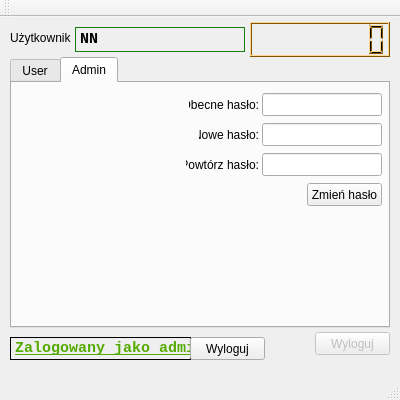
Before: the Qt Designer form timeguard.ui in byebye/TimeGuard, drawn with Qt 5.
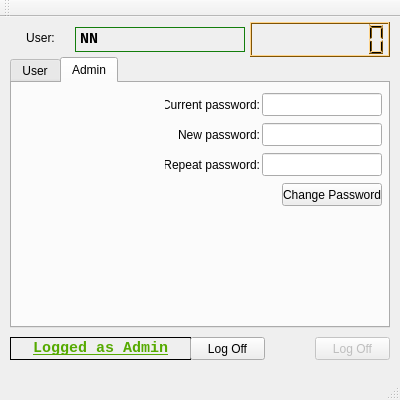
After: the same form once the commit is applied. The open tabs and pages were chosen to show the change. Custom widgets are drawn as their Qt base class.

What changed in the file:
```diff
--- a/timeguard.ui
+++ b/timeguard.ui
@@ -30,13 +30,13 @@
     <property name="geometry">
      <rect>
       <x>315</x>
-      <y>315</y>
+      <y>320</y>
       <width>75</width>
       <height>23</height>
      </rect>
     </property>
     <property name="text">
-     <string>Wyloguj</string>
+     <string>Log Off</string>
     </property>
     <property name="flat">
      <bool>false</bool>
@@ -52,7 +52,10 @@
      </rect>
     </property>
     <property name="text">
-     <string>Użytkownik:</string>
+     <string>User:</string>
+    </property>
+    <property name="alignment">
+     <set>Qt::AlignCenter</set>
     </property>
    </widget>
    <widget class="Timer" name="timerLCD">
@@ -966,14 +969,14 @@
      <widget class="QPushButton" name="changePasswordButton">
       <property name="geometry">
        <rect>
-        <x>295</x>
+        <x>270</x>
         <y>100</y>
-        <width>75</width>
+        <width>100</width>
         <height>23</height>
        </rect>
       </property>
       <property name="text">
-       <string>Zmień hasło</string>
+       <string>Change Password</string>
       </property>
      </widget>
      <widget class="QLineEdit" name="currentPasswordField">
@@ -1018,14 +1021,14 @@
      <widget class="QLabel" name="currentPasswordLabel">
       <property name="geometry">
        <rect>
-        <x>177</x>
+        <x>153</x>
         <y>10</y>
-        <width>70</width>
+        <width>95</width>
         <height>23</height>
        </rect>
       </property>
       <property name="text">
-       <string>Obecne hasło:</string>
+       <string>Current password:</string>
       </property>
       <property name="alignment">
        <set>Qt::AlignRight|Qt::AlignTrailing|Qt::AlignVCenter</set>
@@ -1034,14 +1037,14 @@
      <widget class="QLabel" name="newPasswordLabel">
       <property name="geometry">
        <rect>
-        <x>187</x>
+        <x>153</x>
         <y>40</y>
-        <width>60</width>
+        <width>95</width>
         <height>23</height>
        </rect>
       </property>
       <property name="text">
-       <string>Nowe hasło:</string>
+       <string>New password:</string>
       </property>
       <property name="alignment">
        <set>Qt::AlignRight|Qt::AlignTrailing|Qt::AlignVCenter</set>
@@ -1050,14 +1053,14 @@
      <widget class="QLabel" name="newPasswordRepeatLabel">
       <property name="geometry">
        <rect>
-        <x>174</x>
+        <x>153</x>
         <y>70</y>
-        <width>73</width>
+        <width>95</width>
         <height>23</height>
        </rect>
       </property>
       <property name="text">
-       <string>Powtórz hasło:</string>
+       <string>Repeat password:</string>
       </property>
       <property name="alignment">
        <set>Qt::AlignRight|Qt::AlignTrailing|Qt::AlignVCenter</set>
@@ -1093,11 +1096,14 @@
      <number>0</number>
     </property>
     <property name="text">
-     <string>&lt;html&gt;&lt;head/&gt;&lt;body&gt;&lt;p&gt;&lt;span style=&quot; font-size:11pt; font-weight:600; text-decoration: underline; color:#55aa00;&quot;&gt;Zalogowany jako admin&lt;/span&gt;&lt;/p&gt;&lt;/body&gt;&lt;/html&gt;</string>
+     <string>&lt;html&gt;&lt;head/&gt;&lt;body&gt;&lt;p&gt;&lt;span style=&quot; font-size:11pt; font-weight:600; text-decoration: underline; color:#55aa00;&quot;&gt;Logged as Admin&lt;/span&gt;&lt;/p&gt;&lt;/body&gt;&lt;/html&gt;</string>
     </property>
     <property name="textFormat">
      <enum>Qt::AutoText</enum>
     </property>
+    <property name="alignment">
+     <set>Qt::AlignCenter</set>
+    </property>
    </widget>
    <widget class="QPushButton" name="adminLogoffButton">
     <property name="geometry">
@@ -1109,7 +1115,7 @@
      </rect>
     </property>
     <property name="text">
-     <string>Wyloguj</string>
+     <string>Log Off</string>
     </property>
     <property name="autoRepeat">
      <bool>false</bool>
```
Left out of the diff: 2 changed lines with no effect on the pictures.
